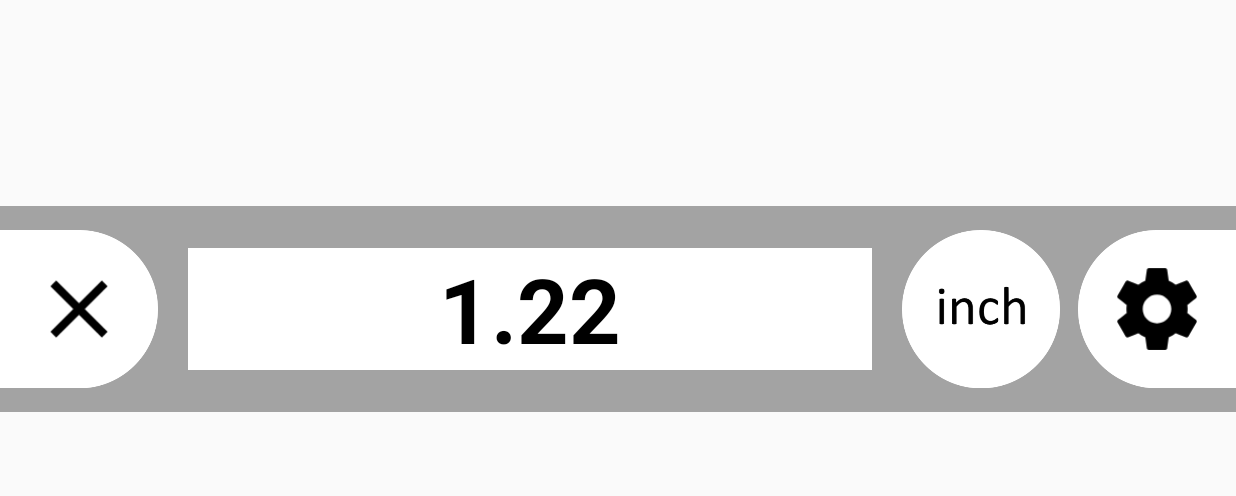
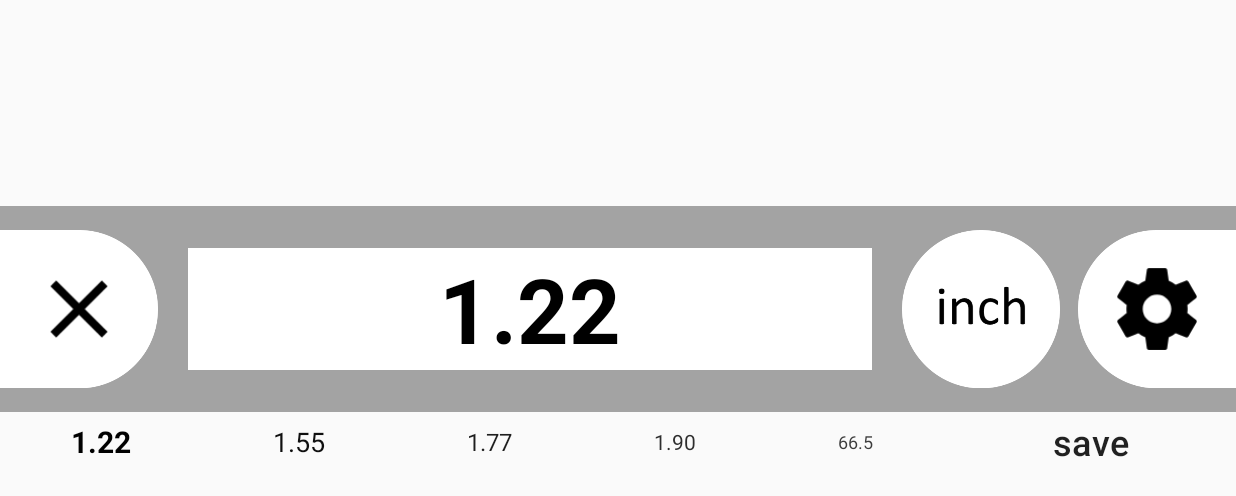
Before and after one commit to DariuszLelek/SmartRuler, an Android app: the screen it shows after launch (RulerActivity), after a tap on "Unit Image", on a phone screen of 824 x 412 dp (held sideways). Shown: the top 496 px of the screen. Run offline under Robolectric (Android 15) with nearby library versions, the light colour scheme and no system bars; 1 other tap on this screen came first.

Commit message:
Save Layout added.

```diff
--- a/app/src/main/java/com/darodev/smartruler/RulerActivity.java
+++ b/app/src/main/java/com/darodev/smartruler/RulerActivity.java
@@ -50,6 +50,10 @@ public class RulerActivity extends AppCompatActivity {
         // TODO refresh ruler mode
     }
 
+    public void clickSave(View view){
+
+    }
+
     public void clickExit(View view){
         finish();
     }
--- a/app/src/main/res/layout/activity_ruler.xml
+++ b/app/src/main/res/layout/activity_ruler.xml
@@ -64,7 +64,7 @@
 
                 <LinearLayout
                     android:id="@+id/layout_display"
-                    android:layout_width="match_parent"
+                    android:layout_width="0dp"
                     android:layout_height="match_parent"
                     android:layout_marginBottom="12dp"
                     android:layout_marginLeft="20dp"
@@ -90,7 +90,6 @@
                     android:id="@+id/image_unit"
                     android:layout_width="wrap_content"
                     android:layout_height="match_parent"
-                    android:layout_marginRight="12dp"
                     android:adjustViewBounds="true"
                     android:background="@drawable/white_circle"
                     android:clickable="true"
@@ -105,6 +104,8 @@
                     android:id="@+id/image_options"
                     android:layout_width="wrap_content"
                     android:layout_height="match_parent"
+                    android:layout_marginStart="12dp"
+                    android:layout_marginLeft="12dp"
                     android:adjustViewBounds="true"
                     android:background="@drawable/white_circle_right"
                     android:clickable="true"
@@ -120,15 +121,92 @@
         </LinearLayout>
 
         <LinearLayout
-            android:id="@+id/layout_ad"
+            android:id="@+id/layout_save"
             android:layout_width="match_parent"
             android:layout_height="match_parent"
             android:layout_weight="1"
-            android:gravity="bottom|center"
-            android:orientation="vertical">
+            android:gravity="top|start|center"
+            android:orientation="horizontal">
+
+            <LinearLayout
+                android:layout_width="match_parent"
+                android:layout_height="wrap_content"
+                android:gravity="center"
+                android:orientation="horizontal">
+
+                <TextView
+                    android:id="@+id/text_save_1"
+                    android:layout_width="wrap_content"
+                    android:layout_height="wrap_content"
+                    android:layout_weight="1"
+                    android:text="1.22"
+                    android:textAlignment="center"
+                    android:textColor="@color/save_1"
+                    android:textSize="20sp"
+                    android:textStyle="bold"/>
+
+                <TextView
+                    android:id="@+id/text_save_2"
+                    android:layout_width="wrap_content"
+                    android:layout_height="wrap_content"
+                    android:layout_weight="1"
+                    android:text="1.55"
+                    android:textAlignment="center"
+                    android:textColor="@color/save_2"
+                    android:textSize="18sp"/>
+
+                <TextView
+                    android:id="@+id/text_save_3"
+                    android:layout_width="wrap_content"
+                    android:layout_height="wrap_content"
+                    android:layout_weight="1"
+                    android:text="1.77"
+                    android:textAlignment="center"
+                    android:textColor="@color/save_3"
+                    android:textSize="16sp"/>
+
+                <TextView
+                    android:id="@+id/text_save_4"
+                    android:layout_width="wrap_content"
+                    android:layout_height="wrap_content"
+                    android:layout_weight="1"
+                    android:text="1.90"
+                    android:textAlignment="center"
+                    android:textColor="@color/save_4"
+                    android:textSize="14sp"/>
+
+                <TextView
+                    android:id="@+id/text_save_5"
+                    android:layout_width="wrap_content"
+                    android:layout_height="wrap_content"
+                    android:layout_weight="1"
+                    android:text="66.5"
+                    android:textAlignment="center"
+                    android:textColor="@color/save_5"
+                    android:textSize="12sp"/>
+
+                <Button
+                    android:id="@+id/btn_save"
+                    android:layout_width="100dp"
+                    android:layout_height="40dp"
+                    android:layout_weight="1"
+                    android:background="@null"
+                    android:onClick="clickSave"
+                    android:text="@string/button_save_text"
+                    android:textAllCaps="false"
+                    android:textSize="24sp"/>
+            </LinearLayout>
 
         </LinearLayout>
 
+    </LinearLayout>
+
+    <LinearLayout
+        android:id="@+id/layout_ad"
+        android:layout_width="match_parent"
+        android:layout_height="match_parent"
+        android:gravity="bottom|center"
+        android:orientation="horizontal">
     </LinearLayout>
 
     <ImageView
@@ -136,6 +214,7 @@
         android:layout_width="wrap_content"
         android:layout_height="wrap_content"
         android:background="@color/color_semi_transparent"
+        android:contentDescription="@string/image_info"
         android:onClick="clickInfo"
         android:visibility="invisible"
         app:srcCompat="@drawable/image_info"/>
--- a/app/src/main/res/values/colors.xml
+++ b/app/src/main/res/values/colors.xml
@@ -8,4 +8,10 @@
     <color name="layout_content_background">#a3a3a3</color>
     <color name="layout_content_text_background">#ffffff</color>
 
+    <color name="save_1">#000000</color>
+    <color name="save_2">#0f0f0f</color>
+    <color name="save_3">#1e1e1e</color>
+    <color name="save_4">#2d2d2d</color>
+    <color name="save_5">#3c3c3c</color>
+
 </resources>
--- a/app/src/main/res/values/strings.xml
+++ b/app/src/main/res/values/strings.xml
@@ -8,4 +8,6 @@
 
     <string name="unit_inch_mode_key">inchMode</string>
     <string name="calibrated_key">calibrated</string>
+    <string name="button_save_text">save</string>
+    <string name="image_info">Info Image</string>
 </resources>
```
